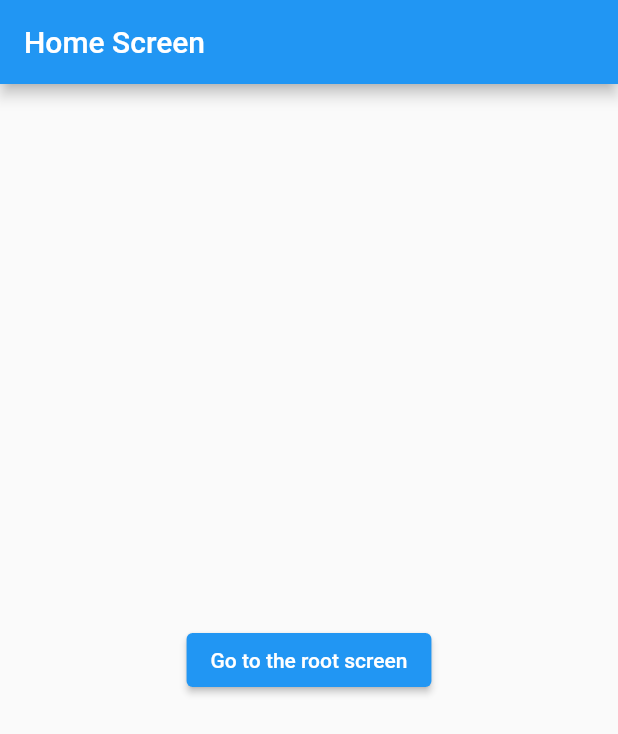
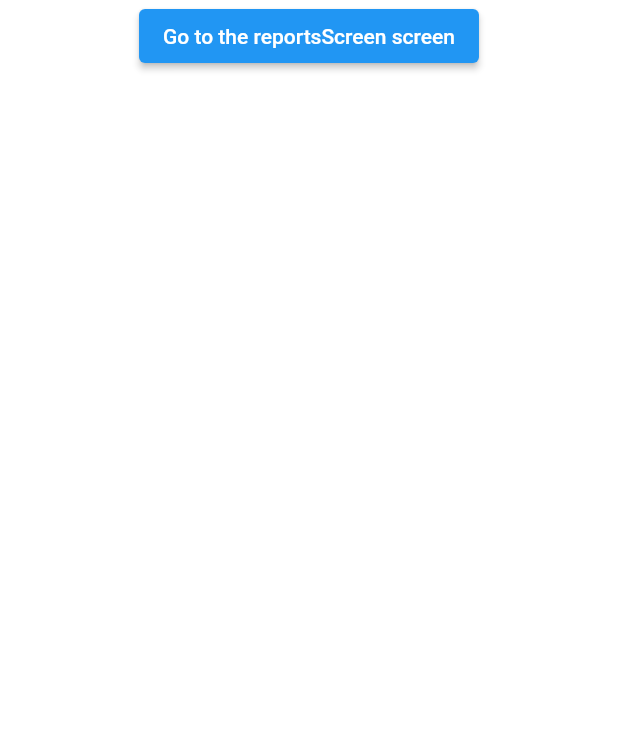
Before and after one commit to of3jlmssoo/flutterExpences, a Flutter app: the screen it shows after launch, on a phone screen of 412 x 824 dp. Shown: the top 734 px of the screen. Run offline on Flutter 3.47's test engine with Material 2 defaults, Android fonts, the light colour scheme and no system bars; our stand-ins replace flutter_riverpod, freezed_annotation, go_router, riverpod_annotation; generated files the repository leaves out were written again.

Commit message:
ref.watch(reportListProvider)

```diff
--- a/lib/main.dart
+++ b/lib/main.dart
@@ -53,7 +53,15 @@ final GoRouter _router = GoRouter(
     GoRoute(
       path: '/',
       builder: (BuildContext context, GoRouterState state) {
-        return const ReportsScreen();
+        // return const ReportsScreen();
+        return Column(
+          children: [
+            ElevatedButton(
+              onPressed: () => const ReportsScreen(),
+              child: const Text('Go to the reportsScreen screen'),
+            ),
+          ],
+        );
       },
       // routes: <RouteBase>[
       //   GoRoute(
--- a/lib/reportsscreen.dart
+++ b/lib/reportsscreen.dart
@@ -1,19 +1,25 @@
 import 'package:flutter/material.dart';
+import 'package:flutter_riverpod/flutter_riverpod.dart';
 import 'package:go_router/go_router.dart';
 
-class ReportsScreen extends StatelessWidget {
+import 'reports.dart';
+
+class ReportsScreen extends ConsumerWidget {
   /// Constructs a [HomeScreen]
   const ReportsScreen({super.key});
 
   @override
-  Widget build(BuildContext context) {
+  Widget build(BuildContext context, WidgetRef ref) {
+    final reports = ref.watch(reportListProvider);
     return Scaffold(
       appBar: AppBar(title: const Text('Home Screen')),
-      body: Center(
-        child: ElevatedButton(
-          onPressed: () => context.go('/'),
-          child: const Text('Go to the root screen'),
-        ),
+      body: Column(
+        children: [
+          ElevatedButton(
+            onPressed: () => context.go('/'),
+            child: const Text('Go to the root screen'),
+          ),
+        ],
       ),
     );
   }
```
